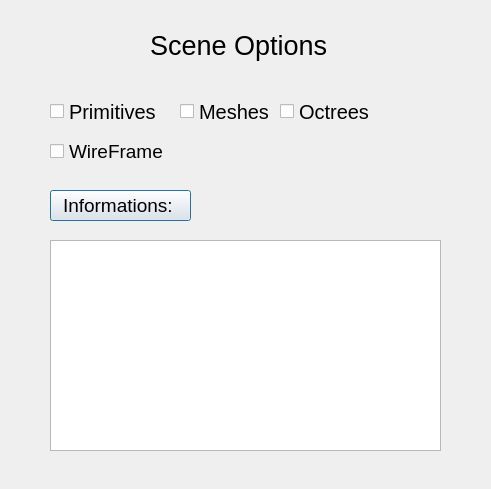
Qt form sceneoptions.ui (Alexandrecajamos/lizardModeling) before a commit.
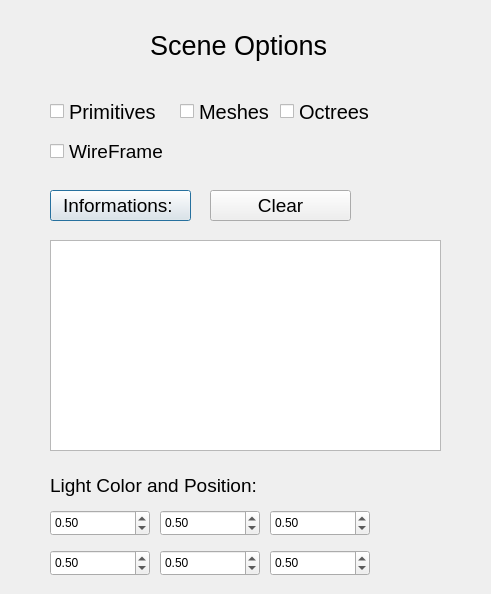
The same form after that commit.

Commit message: T2 - Constructive solid geometry

What changed in the file:
```diff
--- a/sceneoptions.ui
+++ b/sceneoptions.ui
@@ -7,7 +7,7 @@
     <x>0</x>
     <y>0</y>
     <width>491</width>
-    <height>489</height>
+    <height>594</height>
    </rect>
   </property>
   <property name="windowTitle">
@@ -131,6 +131,174 @@
     <string>Informations: </string>
    </property>
   </widget>
+  <widget class="QDoubleSpinBox" name="G">
+   <property name="geometry">
+    <rect>
+     <x>160</x>
+     <y>510</y>
+     <width>100</width>
+     <height>26</height>
+    </rect>
+   </property>
+   <property name="minimum">
+    <double>0.000000000000000</double>
+   </property>
+   <property name="maximum">
+    <double>1.000000000000000</double>
+   </property>
+   <property name="singleStep">
+    <double>0.100000000000000</double>
+   </property>
+   <property name="value">
+    <double>0.500000000000000</double>
+   </property>
+  </widget>
+  <widget class="QLabel" name="label_3">
+   <property name="geometry">
+    <rect>
+     <x>50</x>
+     <y>470</y>
+     <width>221</width>
+     <height>31</height>
+    </rect>
+   </property>
+   <property name="font">
+    <font>
+     <pointsize>14</pointsize>
+    </font>
+   </property>
+   <property name="text">
+    <string>Light Color and Position:</string>
+   </property>
+  </widget>
+  <widget class="QDoubleSpinBox" name="R">
+   <property name="geometry">
+    <rect>
+     <x>50</x>
+     <y>510</y>
+     <width>100</width>
+     <height>26</height>
+    </rect>
+   </property>
+   <property name="minimum">
+    <double>0.000000000000000</double>
+   </property>
+   <property name="maximum">
+    <double>1.000000000000000</double>
+   </property>
+   <property name="singleStep">
+    <double>0.100000000000000</double>
+   </property>
+   <property name="value">
+    <double>0.500000000000000</double>
+   </property>
+  </widget>
+  <widget class="QDoubleSpinBox" name="B">
+   <property name="geometry">
+    <rect>
+     <x>270</x>
+     <y>510</y>
+     <width>100</width>
+     <height>26</height>
+    </rect>
+   </property>
+   <property name="minimum">
+    <double>0.000000000000000</double>
+   </property>
+   <property name="maximum">
+    <double>1.000000000000000</double>
+   </property>
+   <property name="singleStep">
+    <double>0.100000000000000</double>
+   </property>
+   <property name="value">
+    <double>0.500000000000000</double>
+   </property>
+  </widget>
+  <widget class="QDoubleSpinBox" name="Ly">
+   <property name="geometry">
+    <rect>
+     <x>160</x>
+     <y>550</y>
+     <width>100</width>
+     <height>26</height>
+    </rect>
+   </property>
+   <property name="minimum">
+    <double>0.000000000000000</double>
+   </property>
+   <property name="maximum">
+    <double>1.000000000000000</double>
+   </property>
+   <property name="singleStep">
+    <double>0.100000000000000</double>
+   </property>
+   <property name="value">
+    <double>0.500000000000000</double>
+   </property>
+  </widget>
+  <widget class="QDoubleSpinBox" name="Lz">
+   <property name="geometry">
+    <rect>
+     <x>270</x>
+     <y>550</y>
+     <width>100</width>
+     <height>26</height>
+    </rect>
+   </property>
+   <property name="minimum">
+    <double>0.000000000000000</double>
+   </property>
+   <property name="maximum">
+    <double>1.000000000000000</double>
+   </property>
+   <property name="singleStep">
+    <double>0.100000000000000</double>
+   </property>
+   <property name="value">
+    <double>0.500000000000000</double>
+   </property>
+  </widget>
+  <widget class="QDoubleSpinBox" name="Lx">
+   <property name="geometry">
+    <rect>
+     <x>50</x>
+     <y>550</y>
+     <width>100</width>
+     <height>26</height>
+    </rect>
+   </property>
+   <property name="minimum">
+    <double>0.000000000000000</double>
+   </property>
+   <property name="maximum">
+    <double>9999.000000000000000</double>
+   </property>
+   <property name="singleStep">
+    <double>0.100000000000000</double>
+   </property>
+   <property name="value">
+    <double>0.500000000000000</double>
+   </property>
+  </widget>
+  <widget class="QPushButton" name="informations_2">
+   <property name="geometry">
+    <rect>
+     <x>210</x>
+     <y>190</y>
+     <width>141</width>
+     <height>31</height>
+    </rect>
+   </property>
+   <property name="font">
+    <font>
+     <pointsize>14</pointsize>
+    </font>
+   </property>
+   <property name="text">
+    <string>Clear</string>
+   </property>
+  </widget>
  </widget>
  <resources/>
  <connections/>
```
The commit also changes 50 other files.
